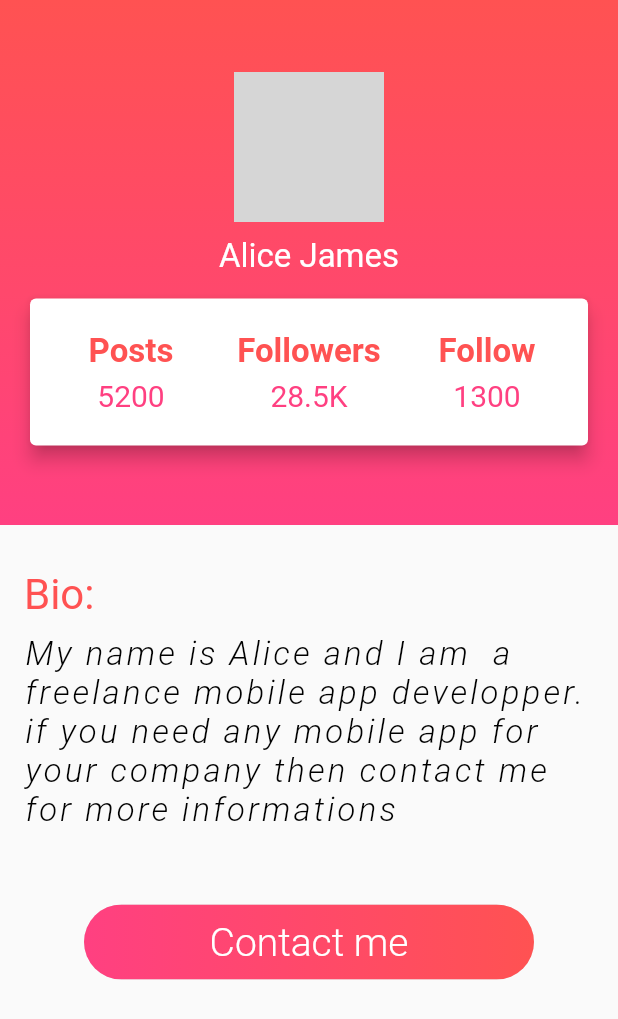
After one commit to Samiksha99/FilterChatApp, a Flutter app: the screen it shows once a user with an empty profile is signed in, after a tap on the "account circle" icon, on a phone screen of 412 x 824 dp. The commit adds this screen. Shown: the top 1019 px of the screen. Run offline on Flutter 3.47's test engine with Material 2 defaults, Android fonts, the phone set to English and light mode, and no system bars; our stand-ins replace bubble, cloud_firestore, firebase_auth, firebase_core, fluttertoast, google_sign_in; missing offline and left inert: cloud_firestore_web, firebase_core_web, rwa_deep_ar; accounts and stored records are empty; network calls fail; grey boxes are pictures that could not be loaded.

Commit message:
initial commit

```diff
--- a/lib/main.dart
+++ b/lib/main.dart
@@ -5,6 +5,7 @@ import 'package:flutter/material.dart';
 import 'package:funchat/provider/convoProvider.dart';
 import 'package:funchat/provider/providerInit.dart';
 import 'package:funchat/screens/homePage.dart';
+import 'package:funchat/screens/profile.dart';
 import 'package:funchat/screens/loginScreen.dart';
 import 'package:provider/provider.dart';
 
--- a/lib/screens/homePage.dart
+++ b/lib/screens/homePage.dart
@@ -2,6 +2,7 @@ import 'package:firebase_auth/firebase_auth.dart';
 import 'package:flutter/cupertino.dart';
 import 'package:flutter/material.dart';
 import 'package:funchat/provider/convoProvider.dart';
+import 'package:funchat/screens/profile.dart';
 import 'package:provider/provider.dart';
 import 'package:rwa_deep_ar/rwa_deep_ar.dart';
 
@@ -65,6 +66,31 @@ class _HomePageState extends State<HomePage> {
                   cameraDeepArController = c;
                   setState(() {});
                 }),
+                Align(
+                   alignment: Alignment.topCenter,
+                   child: Container(
+                     child: Row(
+                       mainAxisAlignment: MainAxisAlignment.spaceBetween,
+                       children: [
+                       Padding(
+                          padding: EdgeInsets.only(left: 10.0, top: 30.0),
+                          child: BackButton(color: Colors.black,
+                          onPressed: (){},),
+                        ),
+                         Padding(
+                          padding: EdgeInsets.only(right: 10.0, top: 30.0),
+                          child: FloatingActionButton(backgroundColor: Colors.indigo, elevation: 10, child: CircleAvatar(backgroundColor: Colors.white,child: Icon(Icons.account_circle_rounded,size: 40,),foregroundColor: Colors.indigo,),onPressed: (){
+                            Navigator.push(
+                                    context,
+                                    MaterialPageRoute(
+                                        builder: (context) =>
+                                            Profile()));
+                          },)
+
+                        ),
+                     ],),
+                   ),
+                ),
             Align(
               alignment: Alignment.bottomCenter,
               child: Container(
--- a/lib/screens/loginScreen.dart
+++ b/lib/screens/loginScreen.dart
@@ -9,7 +9,7 @@ class Login extends StatelessWidget {
       body: Container(
           child: Center(
         child: Container(
-          decoration: BoxDecoration()
+          color: Colors.blue,
           child: FlatButton(
             child: Text('Sign in with Google'),
             onPressed: Authentication.handleLogin,
--- /dev/null
+++ b/lib/screens/profile.dart
@@ -0,0 +1,206 @@
+import 'package:flutter/cupertino.dart';
+import 'package:flutter/material.dart';
+
+class Profile extends StatelessWidget {
+  @override
+  Widget build(BuildContext context) {
+    return  Scaffold(
+      body: Column(
+        children: <Widget>[
+          Container(
+            decoration: BoxDecoration(
+              gradient: LinearGradient(
+                begin: Alignment.topCenter,
+                end: Alignment.bottomCenter,
+                colors: [Colors.redAccent, Colors.pinkAccent]
+              )
+            ),
+            child: Container(
+              width: double.infinity,
+              height: 350.0,
+              child: Center(
+                child: Column(
+                  crossAxisAlignment: CrossAxisAlignment.center,
+                  mainAxisAlignment: MainAxisAlignment.center,
+                  children: <Widget>[
+                    CircleAvatar(
+                      backgroundImage: NetworkImage(
+                        "https://www.rd.com/wp-content/uploads/2017/09/01-shutterstock_476340928-Irina-Bg.jpg",
+                      ),
+                      radius: 50.0,
+                    ),
+                    SizedBox(
+                      height: 10.0,
+                    ),
+                    Text(
+                      "Alice James",
+                      style: TextStyle(
+                        fontSize: 22.0,
+                        color: Colors.white,
+                      ),
+                    ),
+                    SizedBox(
+                      height: 10.0,
+                    ),
+                    Card(
+                      margin: EdgeInsets.symmetric(horizontal: 20.0,vertical: 5.0),
+                      clipBehavior: Clip.antiAlias,
+                      color: Colors.white,
+                      elevation: 5.0,
+                      child: Padding(
+                        padding: const EdgeInsets.symmetric(horizontal: 8.0,vertical: 22.0),
+                        child: Row(
+                          children: <Widget>[
+                            Expanded(
+                              child: Column(
+
+                                children: <Widget>[
+                                  Text(
+                                    "Posts",
+                                    style: TextStyle(
+                                      color: Colors.redAccent,
+                                      fontSize: 22.0,
+                                      fontWeight: FontWeight.bold,
+                                    ),
+                                  ),
+                                  SizedBox(
+                                    height: 5.0,
+                                  ),
+                                  Text(
+                                    "5200",
+                                    style: TextStyle(
+                                      fontSize: 20.0,
+                                      color: Colors.pinkAccent,
+                                    ),
+                                  )
+                                ],
+                              ),
+                            ),
+                            Expanded(
+                              child: Column(
+
+                                children: <Widget>[
+                                  Text(
+                                    "Followers",
+                                    style: TextStyle(
+                                      color: Colors.redAccent,
+                                      fontSize: 22.0,
+                                      fontWeight: FontWeight.bold,
+                                    ),
+                                  ),
+                                  SizedBox(
+                                    height: 5.0,
+                                  ),
+                                  Text(
+                                    "28.5K",
+                                    style: TextStyle(
+                                      fontSize: 20.0,
+                                      color: Colors.pinkAccent,
+                                    ),
+                                  )
+                                ],
+                              ),
+                            ),
+                            Expanded(
+                              child: Column(
+
+                                children: <Widget>[
+                                  Text(
+                                    "Follow",
+                                    style: TextStyle(
+                                      color: Colors.redAccent,
+                                      fontSize: 22.0,
+                                      fontWeight: FontWeight.bold,
+                                    ),
+                                  ),
+                                  SizedBox(
+                                    height: 5.0,
+                                  ),
+                                  Text(
+                                    "1300",
+                                    style: TextStyle(
+                                      fontSize: 20.0,
+                                      color: Colors.pinkAccent,
+                                    ),
+                                  )
+                                ],
+                              ),
+                            ),
+                          ],
+                        ),
+                      ),
+                    )
+                  ],
+                ),
+              ),
+            )
+          ),
+          Container(
+            child: Padding(
+              padding: const EdgeInsets.symmetric(vertical: 30.0,horizontal: 16.0),
+              child: Column(
+                mainAxisAlignment: MainAxisAlignment.center,
+                crossAxisAlignment: CrossAxisAlignment.start,
+                children: <Widget>[
+                  Text(
+                      "Bio:",
+                    style: TextStyle(
+                      color: Colors.redAccent,
+                      fontStyle: FontStyle.normal,
+                      fontSize: 28.0
+                    ),
+                  ),
+                  SizedBox(
+                    height: 10.0,
+                  ),
+                  Text('My name is Alice and I am  a freelance mobile app developper.\n'
+                      'if you need any mobile app for your company then contact me for more informations',
+                    style: TextStyle(
+                      fontSize: 22.0,
+                      fontStyle: FontStyle.italic,
+                      fontWeight: FontWeight.w300,
+                      color: Colors.black,
+                      letterSpacing: 2.0,
+                    ),
+                  ),
+                ],
+              ),
+            ),
+          ),
+          SizedBox(
+            height: 20.0,
+          ),
+          Container(
+            width: 300.00,
+
+            child: RaisedButton(
+              onPressed: (){},
+              shape: RoundedRectangleBorder(
+                borderRadius: BorderRadius.circular(80.0)
+              ),
+              elevation: 0.0,
+                padding: EdgeInsets.all(0.0),
+              child: Ink(
+                decoration: BoxDecoration(
+                  gradient: LinearGradient(
+                    begin: Alignment.centerRight,
+                    end: Alignment.centerLeft,
+                    colors: [Colors.redAccent,Colors.pinkAccent]
+                  ),
+                  borderRadius: BorderRadius.circular(30.0),
+                ),
+                child: Container(
+                  constraints: BoxConstraints(maxWidth: 300.0, minHeight: 50.0),
+                  alignment: Alignment.center,
+                  child: Text("Contact me",
+                  style: TextStyle(color: Colors.white, fontSize: 26.0, fontWeight:FontWeight.w300),
+                  ),
+                ),
+              )
+            ),
+          ),
+        ],
+      ),
+    );
+  }
+}
```
Also changed, not shown: pubspec.lock, 1 other file.
